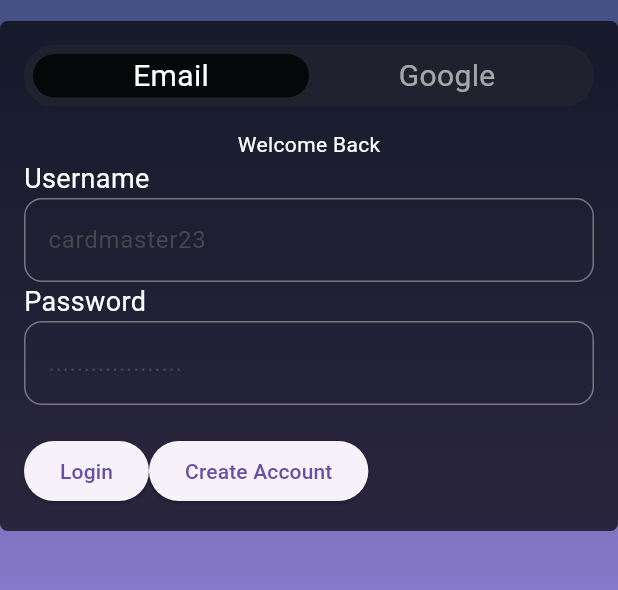
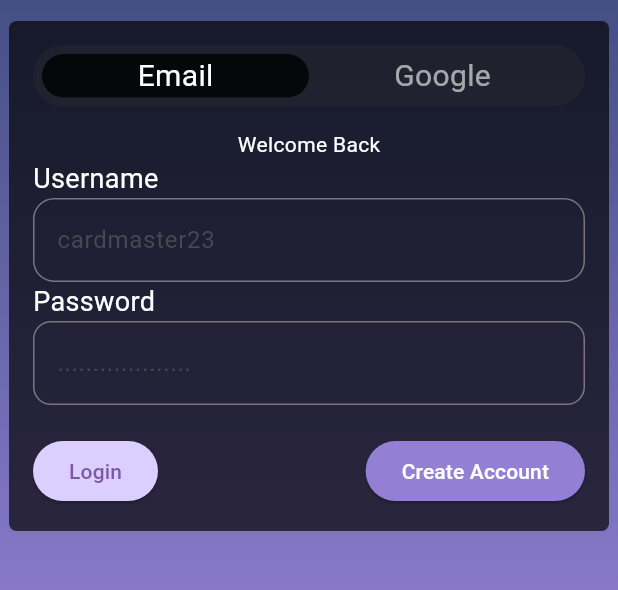
Before and after one commit to MEERABLK/project-yp, a Flutter app: the screen it shows after launch, after a tap on "Login", on a phone screen of 412 x 824 dp, the part 543-1133 px from its top. Run offline on Flutter 3.47's test engine with Material 3 defaults, Android fonts, the phone set to English and light mode, and no system bars; our stand-ins replace cloud_firestore, firebase_core, flutter_hex_color; accounts and stored records are empty; Roboto replaces fonts that are missing (Iceland).

Commit message:
some front-end colors and layout

```diff
--- a/lib/loginView.dart
+++ b/lib/loginView.dart
@@ -74,9 +74,11 @@ class _LoginScreenState extends State<LoginScreen> {
               padding: const EdgeInsets.only(top: 10),
               child: Center(
                 child: Container(
-                  width: 600,
+                  width: 400,
+
                   padding: EdgeInsets.all(16),
                   decoration: BoxDecoration(
+
                     // 68% opacity
                     color: Colors.black.withOpacity(0.68),
                     borderRadius: BorderRadius.circular(5),
@@ -151,8 +153,10 @@ class _LoginScreenState extends State<LoginScreen> {
                         onChanged: (value) => name = value,
                         decoration: InputDecoration(
                           hintText: 'cardmaster23',
+                          hintStyle: TextStyle(color: HexColor("#464951")),
+
                           border: OutlineInputBorder(
-                            borderRadius: BorderRadius.circular(12),
+                            borderRadius: BorderRadius.circular(14),
                           ),
                         ),
                       ),
@@ -173,6 +177,8 @@ class _LoginScreenState extends State<LoginScreen> {
                         obscureText: true,
                         decoration: InputDecoration(
                           hintText: '...................',
+                          hintStyle: TextStyle(color: HexColor("#464951")),
+
                           border: OutlineInputBorder(
                             borderRadius: BorderRadius.circular(12),
                           ),
@@ -182,14 +188,21 @@ class _LoginScreenState extends State<LoginScreen> {
                       Row(
                         children: [
                       ElevatedButton(
+                        style: ElevatedButton.styleFrom(backgroundColor: HexColor("#DACFFF")),
+
                         onPressed: login,
-                        child: Text('Login'),
+                        child: Text('Login',style: TextStyle(color: HexColor("#7C59A7"))),
                       ),
-                      SizedBox(height: 20),
-                          ElevatedButton(onPressed: ()
+                          Spacer(),
+                          ElevatedButton(
+                            style: ElevatedButton.styleFrom(backgroundColor: HexColor("#9380D5")),
+
+                            onPressed: ()
                               {
                                 Navigator.pop(context);
-                              }, child: Text('Create Account')),
+                              },
+                              child: Text('Create Account',style: TextStyle(color: Colors.white),),),
+
 
                         ],
                   ),
--- a/lib/main.dart
+++ b/lib/main.dart
@@ -6,7 +6,7 @@ void main() async {
   //initialize api key like google map key like giving lat long of paris in rl has a api key
   await Firebase.initializeApp(
       //everything come from the JSON file
-      //curent key is api key app number is appid
+      //current key is api key app number is appid
       //mobilesdk_app_id is messagingSenderId
       //projectId is projectId
       options: FirebaseOptions(
--- a/lib/registerView.dart
+++ b/lib/registerView.dart
@@ -40,7 +40,7 @@ class _RegisterScreenState extends State<RegisterScreen> {
               padding: const EdgeInsets.only(),
               child: Center(
                 child: Container(
-                  width: 600,
+                  width: 400,
                   padding: EdgeInsets.all(16),
                   decoration: BoxDecoration(
                     color: Colors.black.withOpacity(0.68),
@@ -115,6 +115,7 @@ class _RegisterScreenState extends State<RegisterScreen> {
                         onChanged: (value) => viewModel.name = value,
                         decoration: InputDecoration(
                           hintText: 'cardmaster23',
+                          hintStyle: TextStyle(color: HexColor("#464951")),
                           border: OutlineInputBorder(
                             borderRadius: BorderRadius.circular(12),
                           ),
@@ -137,6 +138,8 @@ class _RegisterScreenState extends State<RegisterScreen> {
                         onChanged: (value) => viewModel.email = value,
                         decoration: InputDecoration(
                           hintText: 'your@email.com',
+                          hintStyle: TextStyle(color: HexColor("#464951")),
+
                           border: OutlineInputBorder(
                             borderRadius: BorderRadius.circular(12),
                           ),
@@ -160,6 +163,8 @@ class _RegisterScreenState extends State<RegisterScreen> {
                         onChanged: (value) => viewModel.password = value,
                         decoration: InputDecoration(
                           hintText: '...................',
+                          hintStyle: TextStyle(color: HexColor("#464951")),
+
                           border: OutlineInputBorder(
                             borderRadius: BorderRadius.circular(12),
                           ),
@@ -183,6 +188,8 @@ class _RegisterScreenState extends State<RegisterScreen> {
                         onChanged: (value) => viewModel.confirmPassword = value,
                         decoration: InputDecoration(
                           hintText: '...................',
+                          hintStyle: TextStyle(color: HexColor("#464951")),
+
                           border: OutlineInputBorder(
                             borderRadius: BorderRadius.circular(12),
                           ),
@@ -194,11 +201,13 @@ class _RegisterScreenState extends State<RegisterScreen> {
                       Row(
                         children: [
                           ElevatedButton(
+                            style: ElevatedButton.styleFrom(backgroundColor: HexColor("#9380D5")),
                             onPressed: handleRegister,
-                            child: Text('Create Account'),
+                            child: Text('Create Account',style: TextStyle(color: Colors.white),),
                           ),
-                          SizedBox(width: 20),
+                          Spacer(),
                           ElevatedButton(
+                            style: ElevatedButton.styleFrom(backgroundColor: HexColor("#DACFFF")),
                             onPressed: () {
                               Navigator.push(
                                 context,
@@ -207,7 +216,7 @@ class _RegisterScreenState extends State<RegisterScreen> {
                                 ),
                               );
                             },
-                            child: Text('Login'),
+                            child: Text('Login',style: TextStyle(color: HexColor("#7C59A7"))),
                           ),
                         ],
                       ),
```
Also changed, not shown: 3 other files.
